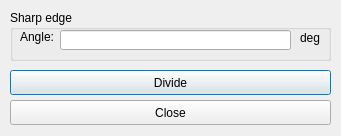
Above: misc/Mesh3D/forms/boundarydivision.ui from tehnick/elmerfem before the change. Below: the same form after it.
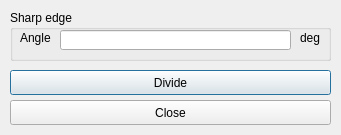
That is the form after the change.

What changed in the file:
```diff
--- a/misc/Mesh3D/forms/boundarydivision.ui
+++ b/misc/Mesh3D/forms/boundarydivision.ui
@@ -6,7 +6,7 @@
     <x>0</x>
     <y>0</y>
     <width>341</width>
-    <height>136</height>
+    <height>135</height>
    </rect>
   </property>
   <property name="windowTitle" >
@@ -29,8 +29,8 @@
      <rect>
       <x>10</x>
       <y>20</y>
-      <width>46</width>
-      <height>14</height>
+      <width>31</width>
+      <height>16</height>
      </rect>
     </property>
     <property name="text" >
```
